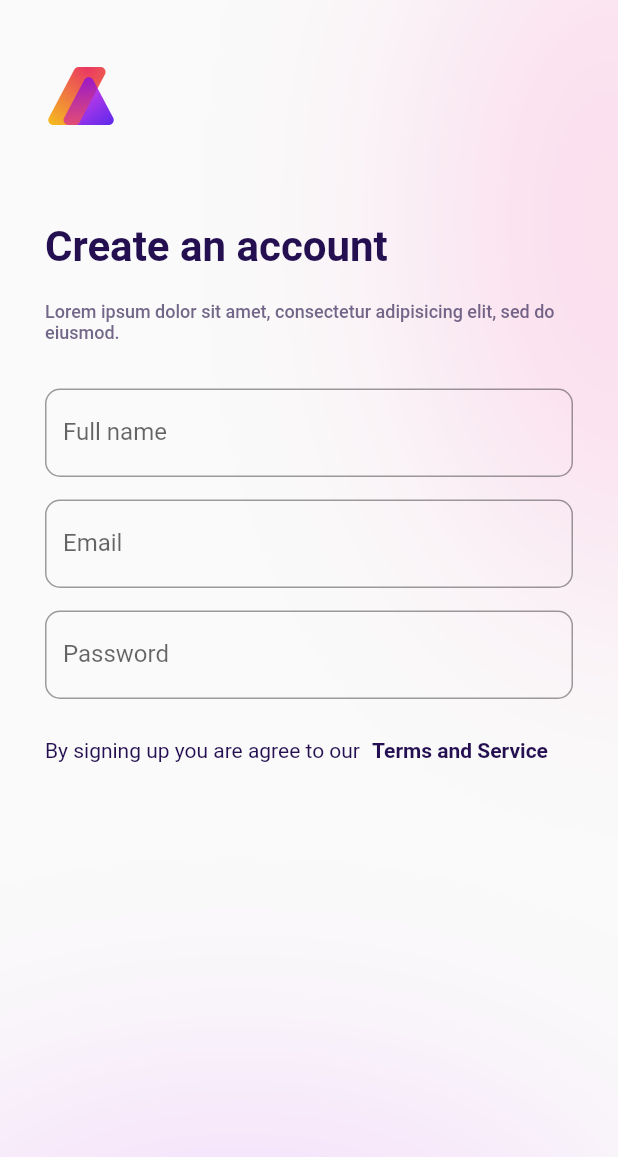
After one commit to nothing628/letify, a Flutter app: the RegisterScreen screen opened by its route, on a phone screen of 412 x 824 dp. The commit adds this screen. Shown: the top 1157 px of the screen. Run offline on Flutter 3.47's test engine with Material 2 defaults, Android fonts, the phone set to English and light mode, and no system bars.

Commit message:
add register screen

```diff
--- a/lib/main.dart
+++ b/lib/main.dart
@@ -4,6 +4,7 @@ import './screen/product_tour_first.dart';
 import './screen/product_tour_second.dart';
 import './screen/product_tour_third.dart';
 import './screen/login_screen.dart';
+import './screen/register_screen.dart';
 
 void main() {
   runApp(const MyApp());
@@ -27,6 +28,7 @@ class MyApp extends StatelessWidget {
         ProductTourSecond.routeName: (context) => const ProductTourSecond(),
         ProductTourThird.routeName: (context) => const ProductTourThird(),
         LoginScreen.routeName: (context) => const LoginScreen(),
+        RegisterScreen.routeName: (context) => const RegisterScreen(),
       },
     );
   }
--- a/lib/screen/login_screen.dart
+++ b/lib/screen/login_screen.dart
@@ -1,5 +1,6 @@
 import 'package:flutter/material.dart';
 import '../widgets/blurred_background.dart';
+import '../widgets/app_logo.dart';
 import '../helper/colors.dart';
 
 class LoginScreen extends StatelessWidget {
@@ -16,20 +17,7 @@ class LoginScreen extends StatelessWidget {
           Column(
             crossAxisAlignment: CrossAxisAlignment.start,
             children: [
-              Padding(
-                padding: const EdgeInsets.only(
-                    left: 30, right: 30, top: 40, bottom: 30),
-                child: Row(
-                  mainAxisAlignment: MainAxisAlignment.start,
-                  children: [
-                    Image.asset(
-                      'assets/images/logo.png',
-                      width: 48,
-                      height: 48,
-                    ),
-                  ],
-                ),
-              ),
+              const AppLogo(),
               const Padding(
                 padding: EdgeInsets.only(top: 30, left: 30, right: 30),
                 child: Text('Welcome back',
@@ -56,9 +44,7 @@ class LoginScreen extends StatelessWidget {
                     const Padding(
                       padding: EdgeInsets.only(top: 30, left: 30, right: 30),
                       child: TextField(
-                        style: TextStyle(
-                            color: AppColors.darkPurple,
-                            fontWeight: FontWeight.bold),
+                        style: TextStyle(color: AppColors.darkPurple),
                         decoration: InputDecoration(
                           border: OutlineInputBorder(
                               borderRadius:
--- /dev/null
+++ b/lib/screen/register_screen.dart
@@ -0,0 +1,47 @@
+import 'package:flutter/material.dart';
+import '../widgets/blurred_background.dart';
+import '../widgets/app_logo.dart';
+import '../widgets/register_form.dart';
+import '../helper/colors.dart';
+
+class RegisterScreen extends StatelessWidget {
+  static const routeName = '/register';
+
+  const RegisterScreen({Key? key}) : super(key: key);
+
+  @override
+  Widget build(BuildContext context) {
+    return Scaffold(
+        body: Stack(
+      children: [
+        const BlurredBackground(),
+        Column(
+          crossAxisAlignment: CrossAxisAlignment.start,
+          children: const [
+            AppLogo(),
+            Padding(
+              padding: EdgeInsets.only(top: 30, left: 30, right: 30),
+              child: Text('Create an account',
+                  textAlign: TextAlign.left,
+                  style: TextStyle(
+                      fontSize: 28,
+                      fontWeight: FontWeight.bold,
+                      color: AppColors.darkPurple)),
+            ),
+            Padding(
+              padding: EdgeInsets.only(top: 20, left: 30, right: 30),
+              child: Text(
+                  'Lorem ipsum dolor sit amet, consectetur adipisicing elit, sed do eiusmod.',
+                  textAlign: TextAlign.left,
+                  style: TextStyle(
+                      fontSize: 12,
+                      fontWeight: FontWeight.w500,
+                      color: AppColors.descPurple)),
+            ),
+            RegisterForm()
+          ],
+        )
+      ],
+    ));
+  }
+}
--- /dev/null
+++ b/lib/widgets/app_logo.dart
@@ -0,0 +1,22 @@
+import 'package:flutter/material.dart';
+
+class AppLogo extends StatelessWidget {
+  const AppLogo({Key? key}) : super(key: key);
+
+  @override
+  Widget build(BuildContext context) {
+    return Padding(
+      padding: const EdgeInsets.only(left: 30, right: 30, top: 40, bottom: 30),
+      child: Row(
+        mainAxisAlignment: MainAxisAlignment.start,
+        children: [
+          Image.asset(
+            'assets/images/logo.png',
+            width: 48,
+            height: 48,
+          ),
+        ],
+      ),
+    );
+  }
+}
--- /dev/null
+++ b/lib/widgets/register_form.dart
@@ -0,0 +1,71 @@
+import 'package:flutter/material.dart';
+import '../helper/colors.dart';
+
+class RegisterForm extends StatelessWidget {
+  const RegisterForm({Key? key}) : super(key: key);
+
+  @override
+  Widget build(BuildContext context) {
+    return Flexible(
+      child: Column(
+        crossAxisAlignment: CrossAxisAlignment.start,
+        children: [
+          const Padding(
+            padding: EdgeInsets.only(top: 30, left: 30, right: 30),
+            child: TextField(
+              style: TextStyle(color: AppColors.darkPurple),
+              decoration: InputDecoration(
+                border: OutlineInputBorder(
+                    borderRadius: BorderRadius.all(Radius.circular(10))),
+                labelText: 'Full name',
+              ),
+            ),
+          ),
+          const Padding(
+            padding: EdgeInsets.only(top: 15, left: 30, right: 30),
+            child: TextField(
+              style: TextStyle(color: AppColors.darkPurple),
+              decoration: InputDecoration(
+                border: OutlineInputBorder(
+                    borderRadius: BorderRadius.all(Radius.circular(10))),
+                labelText: 'Email',
+              ),
+            ),
+          ),
+          const Padding(
+            padding: EdgeInsets.only(top: 15, left: 30, right: 30),
+            child: TextField(
+              style: TextStyle(color: AppColors.darkPurple),
+              obscureText: true,
+              decoration: InputDecoration(
+                border: OutlineInputBorder(
+                    borderRadius: BorderRadius.all(Radius.circular(10))),
+                labelText: 'Password',
+              ),
+            ),
+          ),
+          Padding(
+            padding: const EdgeInsets.only(top: 10, left: 30, right: 30),
+            child: Row(
+              mainAxisAlignment: MainAxisAlignment.start,
+              children: [
+                const Text('By signing up you are agree to our',
+                    textAlign: TextAlign.left,
+                    style: TextStyle(color: AppColors.darkPurple)),
+                TextButton(
+                  onPressed: () {},
+                  child: const Text('Terms and Service',
+                      textAlign: TextAlign.left,
+                      style: TextStyle(
+                          color: AppColors.darkPurple,
+                          fontWeight: FontWeight.w700)),
+                )
+              ],
+            ),
+          )
+        ],
+      ),
+      flex: 1,
+    );
+  }
+}
```
